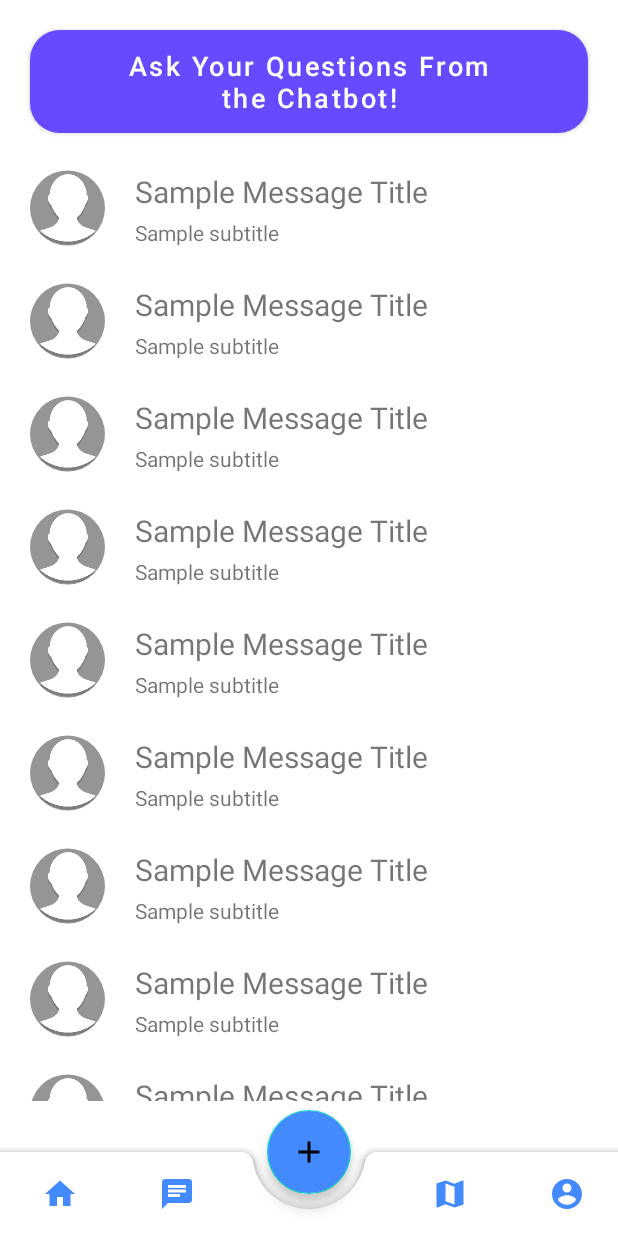
After one commit to Kasun-thilina/E-Charity, an Android app: the fragment ChatFragment placed in its activity, on a phone screen of 412 x 824 dp. The commit adds this screen. Run offline under Robolectric (Android 15) with nearby library versions, the phone set to English and light mode, and no system bars; our stand-ins replace CircleImageView; libraries missing offline, so code that uses them is left out: co.intentservice.chatui, io.kommunicate, io.kommunicate.callbacks; plain views replace ChatView.

Commit message:
Implemented Chat Fragment with AI chatbot functionality

```diff
--- a/app/src/main/AndroidManifest.xml
+++ b/app/src/main/AndroidManifest.xml
@@ -9,6 +9,7 @@
     <application
         android:name=".data.firebase.FirebaseApplication"
         android:allowBackup="false"
+        tools:replace="android:allowBackup"
         android:icon="@mipmap/ic_launcher"
         android:label="@string/app_name"
         android:roundIcon="@mipmap/ic_launcher_round"
--- /dev/null
+++ b/app/src/main/java/com/kasuncreations/echarity/presentation/chat/ChatFragment.kt
@@ -0,0 +1,86 @@
+package com.kasuncreations.echarity.presentation.chat
+
+import android.os.Bundle
+import android.view.LayoutInflater
+import android.view.View
+import android.view.ViewGroup
+import android.widget.Button
+import androidx.recyclerview.widget.LinearLayoutManager
+import androidx.recyclerview.widget.RecyclerView
+import co.intentservice.chatui.ChatView
+import com.kasuncreations.echarity.R
+import com.kasuncreations.echarity.utils.BaseFragment
+import io.kommunicate.KmConversationBuilder
+import io.kommunicate.Kommunicate
+import io.kommunicate.callbacks.KmCallback
+
+class ChatFragment : BaseFragment() {
+
+    var chatView: ChatView? = null
+    var btnAIChat: Button? = null
+    private lateinit var messageAdapter: MessageAdapter
+    private lateinit var mLayoutManager: LinearLayoutManager
+    private lateinit var rvConversations: RecyclerView
+
+
+    companion object {
+        const val TAG = "chat"
+        fun newInstance() = ChatFragment()
+    }
+
+    override fun onCreateView(
+        inflater: LayoutInflater,
+        container: ViewGroup?,
+        savedInstanceState: Bundle?
+    ): View? {
+        val view = inflater.inflate(R.layout.fragment_chat, null)
+        //chatView=view.findViewById(R.id.chat_view)
+        rvConversations = view.findViewById(R.id.rv_conversations)
+        btnAIChat = view.findViewById(R.id.btn_chatbot)
+        init()
+        return view
+    }
+
+    private fun init() {
+        var con: ArrayList<String>? = null
+        con?.add("")
+        con?.add("")
+        messageAdapter = MessageAdapter(con)
+        mLayoutManager = LinearLayoutManager(context!!)
+        rvConversations.layoutManager = mLayoutManager
+        rvConversations.adapter = messageAdapter
+
+        btnAIChat?.setOnClickListener {
+            Kommunicate.init(context, getString(R.string.KOMMUNICATE_APP_ID))
+            showProgress()
+            KmConversationBuilder(context)
+                .launchConversation(object : KmCallback {
+                    override fun onSuccess(message: Any) {
+                        println("Success : $message")
+                    }
+
+                    override fun onFailure(error: Any) {
+                        println("Failure : $error")
+                        hideProgress()
+                    }
+                })
+        }
+
+
+        /*chatView?.setOnSentMessageListener {
+
+            true
+        }*/
+    }
+
+    override fun onPause() {
+        super.onPause()
+        hideProgress()
+    }
+
+    override fun onResume() {
+        super.onResume()
+        hideProgress()
+    }
+
+}
--- /dev/null
+++ b/app/src/main/java/com/kasuncreations/echarity/presentation/chat/MessageAdapter.kt
@@ -0,0 +1,35 @@
+package com.kasuncreations.echarity.presentation.chat
+
+import android.view.LayoutInflater
+import android.view.View
+import android.view.ViewGroup
+import androidx.recyclerview.widget.RecyclerView
+import com.kasuncreations.echarity.R
+
+/**
+ * RecyclerView adpter for conversations view
+ * @author kasun.thilina.t@gmail.com
+ * @since 24th March 2020
+ */
+class MessageAdapter(var msgList: ArrayList<String>?) :
+    RecyclerView.Adapter<MessageAdapter.ViewHolder>() {
+
+    override fun onCreateViewHolder(parent: ViewGroup, viewType: Int): MessageAdapter.ViewHolder {
+        val view = LayoutInflater.from(parent.context).inflate(R.layout.item_message, parent, false)
+        return ViewHolder(view)
+    }
+
+    override fun getItemCount(): Int {
+        return 20
+    }
+
+    override fun onBindViewHolder(holder: MessageAdapter.ViewHolder, position: Int) {
+        holder.onBind(position)
+    }
+
+    inner class ViewHolder(view: View) : RecyclerView.ViewHolder(view) {
+        fun onBind(position: Int) {
+
+        }
+    }
+}
--- a/app/src/main/java/com/kasuncreations/echarity/presentation/profile/ProfileFragment.kt
+++ b/app/src/main/java/com/kasuncreations/echarity/presentation/profile/ProfileFragment.kt
@@ -13,7 +13,6 @@ import com.kasuncreations.echarity.presentation.auth.AuthViewModel
 import com.kasuncreations.echarity.presentation.auth.AuthViewModelFactory
 import com.kasuncreations.echarity.presentation.auth.LoginActivity
 import com.kasuncreations.echarity.utils.BaseFragment
-import com.kasuncreations.echarity.utils.alert
 import com.kasuncreations.echarity.utils.dialog.alertDialog
 import kotlinx.android.synthetic.main.fragment_profile.view.*
 import org.kodein.di.Kodein
--- a/app/src/main/res/layout/activity_main.xml
+++ b/app/src/main/res/layout/activity_main.xml
@@ -6,11 +6,13 @@
     android:layout_height="match_parent"
     tools:context=".presentation.main.MainActivity">
 
+
     <FrameLayout
         android:id="@+id/fragment_container"
         android:layout_width="match_parent"
         android:layout_height="match_parent"
-        android:layout_marginBottom="5dp" />
+        android:paddingBottom="10dp"
+        android:layout_marginBottom="80dp" />
 
     <com.google.android.material.bottomappbar.BottomAppBar
         android:id="@+id/bottom_nav"
--- /dev/null
+++ b/app/src/main/res/layout/fragment_chat.xml
@@ -0,0 +1,36 @@
+<?xml version="1.0" encoding="utf-8"?>
+<androidx.constraintlayout.widget.ConstraintLayout xmlns:android="http://schemas.android.com/apk/res/android"
+    xmlns:chatview="http://schemas.android.com/apk/res-auto"
+    android:layout_width="match_parent"
+    android:layout_height="match_parent">
+
+    <!--<co.intentservice.chatui.ChatView
+        android:id="@+id/chat_view"
+        android:layout_width="match_parent"
+        android:layout_height="match_parent"
+    />-->
+    <Button
+        android:id="@+id/btn_chatbot"
+        android:layout_width="match_parent"
+        android:layout_height="wrap_content"
+        android:layout_marginTop="20dp"
+        android:layout_marginStart="20dp"
+        android:layout_marginEnd="20dp"
+        android:padding="5dp"
+        android:text="@string/btn_chatbot"
+        style="@style/PrimaryButtonStyle"
+        chatview:layout_constraintTop_toTopOf="parent"
+        chatview:layout_constraintEnd_toEndOf="parent"
+        chatview:layout_constraintStart_toStartOf="parent" />
+
+    <androidx.recyclerview.widget.RecyclerView
+        android:id="@+id/rv_conversations"
+        android:layout_width="match_parent"
+        android:layout_height="0dp"
+        android:padding="10dp"
+        chatview:layout_constraintTop_toBottomOf="@id/btn_chatbot"
+        chatview:layout_constraintStart_toStartOf="parent"
+        chatview:layout_constraintEnd_toEndOf="parent"
+        chatview:layout_constraintBottom_toBottomOf="parent" />
+
+</androidx.constraintlayout.widget.ConstraintLayout>
--- /dev/null
+++ b/app/src/main/res/layout/item_message.xml
@@ -0,0 +1,44 @@
+<?xml version="1.0" encoding="utf-8"?>
+<androidx.constraintlayout.widget.ConstraintLayout xmlns:android="http://schemas.android.com/apk/res/android"
+    android:layout_width="wrap_content"
+    android:layout_height="wrap_content"
+    xmlns:app="http://schemas.android.com/apk/res-auto">
+
+    <de.hdodenhof.circleimageview.CircleImageView
+        android:id="@+id/iv_profile_image"
+        android:layout_width="50dp"
+        android:layout_height="60dp"
+        android:layout_margin="10dp"
+        android:src="@drawable/placeholder_profile_picture"
+        app:layout_constraintStart_toStartOf="parent"
+        app:layout_constraintTop_toTopOf="parent" />
+
+    <TextView
+        android:id="@+id/tv_title"
+        android:layout_width="wrap_content"
+        android:layout_height="wrap_content"
+        android:text="Sample Message Title"
+        android:textSize="20sp"
+        android:layout_marginStart="20dp"
+        android:layout_marginTop="5dp"
+        app:layout_constraintTop_toTopOf="@id/iv_profile_image"
+        app:layout_constraintStart_toEndOf="@id/iv_profile_image" />
+
+    <TextView
+        android:id="@+id/tv_subtitle"
+        android:layout_width="wrap_content"
+        android:layout_height="wrap_content"
+        android:text="Sample subtitle"
+        app:layout_constraintBottom_toBottomOf="@id/iv_profile_image"
+        app:layout_constraintTop_toBottomOf="@+id/tv_title"
+        app:layout_constraintStart_toStartOf="@id/tv_title" />
+
+    <androidx.constraintlayout.widget.ConstraintLayout
+        android:layout_width="wrap_content"
+        android:layout_height="1dp"
+        android:layout_marginTop="8dp"
+        android:background="@color/colorGray"
+        app:layout_constraintTop_toBottomOf="@id/tv_subtitle"
+        app:layout_constraintStart_toStartOf="parent"
+        app:layout_constraintEnd_toEndOf="parent" />
+</androidx.constraintlayout.widget.ConstraintLayout>
--- a/app/src/main/res/values/strings.xml
+++ b/app/src/main/res/values/strings.xml
@@ -1,14 +1,18 @@
 <resources>
     <string name="app_name">E-Charity</string>
+    <string name="KOMMUNICATE_APP_ID">29613c61c751963d7ff7465a4812caf81</string>
 
     <string name="menu_home">Home</string>
-    <string name="menu_profile">Profile</string>
+    <string name="menu_profile"><Pr>    </Pr>ofile</string>
     <string name="menu_add_post">New Post</string>
     <string name="menu_map">Map</string>
     <string name="menu_chat">Chat</string>
 
     <string name="label_sign_up">Sign Up</string>
     <string name="label_sign_out">Sign Out</string>
+
+
+    <string name="btn_chatbot">Ask Your Questions From the Chatbot!</string>
 
 
     <string name="label_login_to_account">Login to account</string>
--- a/build.gradle
+++ b/build.gradle
@@ -5,7 +5,6 @@ buildscript {
     repositories {
         google()
         jcenter()
-
     }
     dependencies {
         classpath 'com.android.tools.build:gradle:3.5.0'
@@ -20,6 +19,7 @@ allprojects {
     repositories {
         google()
         jcenter()
+        maven { url 'https://jitpack.io' }
 
     }
 }
```
Also changed, not shown: app/build.gradle (+7 -0 lines), app/src/main/assets/applozic-settings.json (added, +142 -0 lines), app/src/main/java/com/kasuncreations/echarity/presentation/main/MainActivity.kt (+6 -11 lines).
